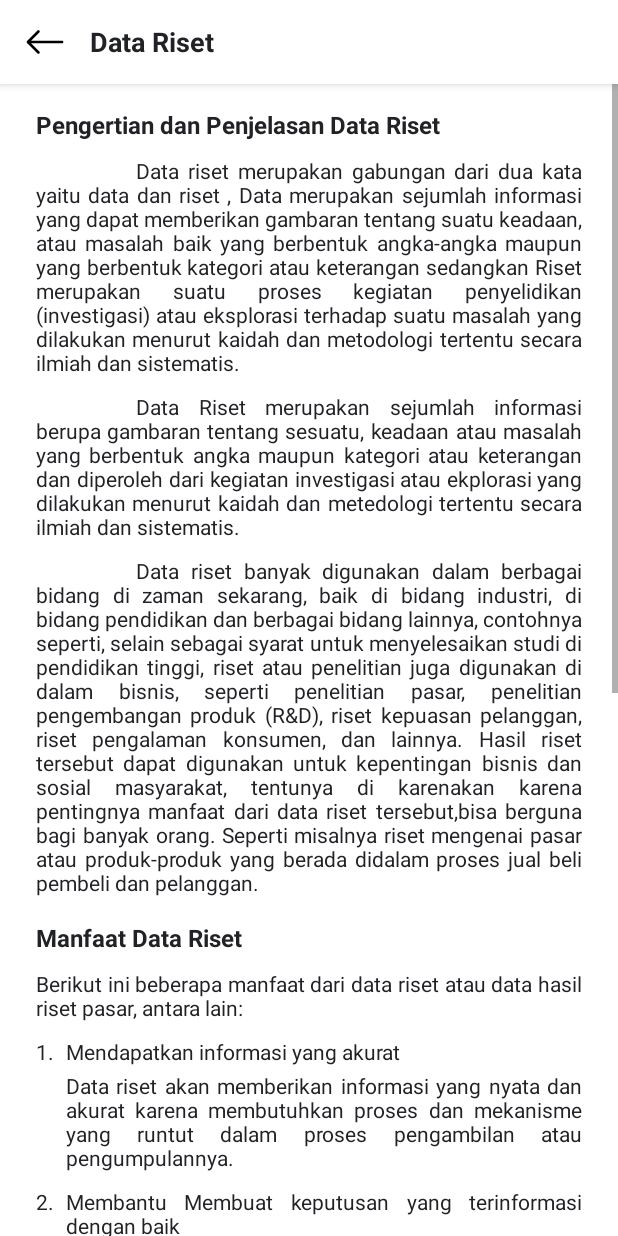
After one commit to RadenMas6699/TrendsMarketplace, an Android app: the fragment RisetDataFrag placed in its activity, on a phone screen of 412 x 824 dp. The commit adds this screen. Run offline under Robolectric (Android 15) with nearby library versions, the phone set to English and light mode, and no system bars.

Commit message:
update Data Riset

```diff
--- a/app/build.gradle
+++ b/app/build.gradle
@@ -45,4 +45,5 @@ dependencies {
     implementation("androidx.navigation:navigation-fragment:2.4.1")
     implementation("androidx.navigation:navigation-ui:2.4.1")
     implementation 'com.github.ybq:Android-SpinKit:1.4.0'
+    implementation 'com.github.barteksc:android-pdf-viewer:2.8.2'
 }
--- a/app/src/main/java/com/radenmas/trendsmarketplace/ui/main/HomeFrag.java
+++ b/app/src/main/java/com/radenmas/trendsmarketplace/ui/main/HomeFrag.java
@@ -19,7 +19,7 @@ public class HomeFrag extends Fragment {
     @Override
     public View onCreateView(LayoutInflater inflater, ViewGroup container,
                              Bundle savedInstanceState) {
-        b = FragHomeBinding.inflate(inflater,container,false);
+        b = FragHomeBinding.inflate(inflater, container, false);
         View v = b.getRoot();
         getActivity().getWindow().getDecorView().setSystemUiVisibility(View.SYSTEM_UI_FLAG_LIGHT_STATUS_BAR);
 
@@ -38,8 +38,7 @@ public class HomeFrag extends Fragment {
         });
 
         b.rlRisetData.setOnClickListener(v -> {
-            Toast.makeText(getContext(), "Riset Data", Toast.LENGTH_SHORT).show();
-//            getActivity().getSupportFragmentManager().beginTransaction().replace(R.id.contentMain, new HelpFrag()).commit();
+            getActivity().getSupportFragmentManager().beginTransaction().replace(R.id.contentMain, new RisetDataFrag()).commit();
 
         });
 
@@ -57,7 +56,7 @@ public class HomeFrag extends Fragment {
         });
     }
 
-    private void dialogLogout(){
+    private void dialogLogout() {
         Dialog dialog = new Dialog(getContext(), R.style.DialogStyle);
         dialog.setContentView(R.layout.dialog_logout);
         dialog.getWindow().setBackgroundDrawableResource(R.drawable.bg_dialog);
--- /dev/null
+++ b/app/src/main/java/com/radenmas/trendsmarketplace/ui/main/RisetDataFrag.java
@@ -0,0 +1,33 @@
+package com.radenmas.trendsmarketplace.ui.main;
+
+import android.os.Bundle;
+import android.view.LayoutInflater;
+import android.view.View;
+import android.view.ViewGroup;
+
+import androidx.fragment.app.Fragment;
+
+import com.radenmas.trendsmarketplace.R;
+import com.radenmas.trendsmarketplace.databinding.FragDataRisetBinding;
+
+public class RisetDataFrag extends Fragment {
+    private FragDataRisetBinding b;
+
+    @Override
+    public View onCreateView(LayoutInflater inflater, ViewGroup container,
+                             Bundle savedInstanceState) {
+        b = FragDataRisetBinding.inflate(inflater, container, false);
+        View v = b.getRoot();
+        getActivity().getWindow().getDecorView().setSystemUiVisibility(View.SYSTEM_UI_FLAG_LIGHT_STATUS_BAR);
+
+        onClick();
+
+        return v;
+    }
+
+    private void onClick() {
+        b.imgBack.setOnClickListener(v -> {
+            getActivity().getSupportFragmentManager().beginTransaction().replace(R.id.contentMain, new HomeFrag()).commit();
+        });
+    }
+}
--- /dev/null
+++ b/app/src/main/res/layout/frag_data_riset.xml
@@ -0,0 +1,303 @@
+<?xml version="1.0" encoding="utf-8"?>
+<RelativeLayout xmlns:android="http://schemas.android.com/apk/res/android"
+    xmlns:tools="http://schemas.android.com/tools"
+    android:layout_width="match_parent"
+    android:layout_height="match_parent"
+    tools:context=".ui.main.HelpFrag">
+
+    <com.google.android.material.appbar.AppBarLayout
+        android:id="@+id/appBar"
+        android:layout_width="match_parent"
+        android:layout_height="?attr/actionBarSize"
+        android:background="@color/white">
+
+        <RelativeLayout
+            android:layout_width="match_parent"
+            android:layout_height="56dp"
+            android:layout_marginStart="16dp"
+            android:layout_marginEnd="16dp">
+
+            <ImageView
+                android:id="@+id/imgBack"
+                android:layout_width="28dp"
+                android:layout_height="match_parent"
+                android:layout_centerVertical="true"
+                android:contentDescription="@string/back"
+                android:src="@drawable/ic_arrow_left" />
+
+            <TextView
+                style="@style/TitleToolbar"
+                android:layout_width="wrap_content"
+                android:layout_height="wrap_content"
+                android:layout_toEndOf="@id/imgBack"
+                android:text="@string/data_riset" />
+        </RelativeLayout>
+    </com.google.android.material.appbar.AppBarLayout>
+
+    <ScrollView
+        android:layout_width="match_parent"
+        android:layout_height="match_parent"
+        android:layout_below="@id/appBar">
+
+        <LinearLayout
+            android:layout_width="match_parent"
+            android:layout_height="wrap_content"
+            android:orientation="vertical"
+            android:paddingStart="24dp"
+            android:paddingEnd="24dp">
+
+            <TextView
+                android:layout_width="match_parent"
+                android:layout_height="wrap_content"
+                android:layout_marginTop="16dp"
+                android:text="@string/penjelasan_data_riset"
+                android:textColor="@color/primary_text"
+                android:textSize="16sp"
+                android:textStyle="bold" />
+
+            <TextView
+                style="@style/RisetData"
+                android:layout_width="match_parent"
+                android:layout_height="wrap_content"
+                android:text="@string/riset_1" />
+
+            <TextView
+                style="@style/RisetData"
+                android:layout_width="match_parent"
+                android:layout_height="wrap_content"
+                android:text="@string/riset_2" />
+
+            <TextView
+                style="@style/RisetData"
+                android:layout_width="match_parent"
+                android:layout_height="wrap_content"
+                android:text="@string/riset_3" />
+
+            <TextView
+                android:layout_width="match_parent"
+                android:layout_height="wrap_content"
+                android:layout_marginTop="16dp"
+                android:text="@string/manfaat_data_riset"
+                android:textColor="@color/primary_text"
+                android:textSize="16sp"
+                android:textStyle="bold" />
+
+            <TextView
+                style="@style/RisetData"
+                android:layout_width="match_parent"
+                android:layout_height="wrap_content"
+                android:text="@string/desc_manfaat" />
+
+            <LinearLayout
+                android:layout_width="match_parent"
+                android:layout_height="wrap_content"
+                android:orientation="vertical">
+
+                <LinearLayout
+                    android:layout_width="match_parent"
+                    android:layout_height="wrap_content"
+                    android:orientation="horizontal">
+
+                    <TextView
+                        style="@style/RisetData"
+                        android:layout_width="20dp"
+                        android:layout_height="wrap_content"
+                        android:text="@string/_1" />
+
+                    <TextView
+                        style="@style/RisetData"
+                        android:layout_width="match_parent"
+                        android:layout_height="wrap_content"
+                        android:text="@string/manfaat_1" />
+                </LinearLayout>
+
+                <TextView
+                    style="@style/Manfaat"
+                    android:layout_width="match_parent"
+                    android:layout_height="wrap_content"
+                    android:text="@string/manfaat_1_desc" />
+            </LinearLayout>
+
+            <LinearLayout
+                android:layout_width="match_parent"
+                android:layout_height="wrap_content"
+                android:orientation="vertical">
+
+                <LinearLayout
+                    android:layout_width="match_parent"
+                    android:layout_height="wrap_content"
+                    android:orientation="horizontal">
+
+                    <TextView
+                        style="@style/RisetData"
+                        android:layout_width="20dp"
+                        android:layout_height="wrap_content"
+                        android:text="@string/_2" />
+
+                    <TextView
+                        style="@style/RisetData"
+                        android:layout_width="match_parent"
+                        android:layout_height="wrap_content"
+                        android:text="@string/manfaat_2" />
+                </LinearLayout>
+
+                <TextView
+                    style="@style/Manfaat"
+                    android:layout_width="match_parent"
+                    android:layout_height="wrap_content"
+                    android:text="@string/manfaat_2_desc" />
+            </LinearLayout>
+
+            <LinearLayout
+                android:layout_width="match_parent"
+                android:layout_height="wrap_content"
+                android:orientation="vertical">
+
+                <LinearLayout
+                    android:layout_width="match_parent"
+                    android:layout_height="wrap_content"
+                    android:orientation="horizontal">
+
+                    <TextView
+                        style="@style/RisetData"
+                        android:layout_width="20dp"
+                        android:layout_height="wrap_content"
+                        android:text="@string/_3" />
+
+                    <TextView
+                        style="@style/RisetData"
+                        android:layout_width="match_parent"
+                        android:layout_height="wrap_content"
+                        android:text="@string/manfaat_3" />
+                </LinearLayout>
+
+                <TextView
+                    style="@style/Manfaat"
+                    android:layout_width="match_parent"
+                    android:layout_height="wrap_content"
+                    android:text="@string/manfaat_3_desc" />
+            </LinearLayout>
+
+            <LinearLayout
+                android:layout_width="match_parent"
+                android:layout_height="wrap_content"
+                android:orientation="vertical">
+
+                <LinearLayout
+                    android:layout_width="match_parent"
+                    android:layout_height="wrap_content"
+                    android:orientation="horizontal">
+
+                    <TextView
+                        style="@style/RisetData"
+                        android:layout_width="20dp"
+                        android:layout_height="wrap_content"
+                        android:text="@string/_4" />
+
+                    <TextView
+                        style="@style/RisetData"
+                        android:layout_width="match_parent"
+                        android:layout_height="wrap_content"
+                        android:text="@string/manfaat_4" />
+                </LinearLayout>
+
+                <TextView
+                    style="@style/Manfaat"
+                    android:layout_width="match_parent"
+                    android:layout_height="wrap_content"
+                    android:text="@string/manfaat_4_desc" />
+            </LinearLayout>
+
+            <LinearLayout
+                android:layout_width="match_parent"
+                android:layout_height="wrap_content"
+                android:orientation="vertical">
+
+                <LinearLayout
+                    android:layout_width="match_parent"
+                    android:layout_height="wrap_content"
+                    android:orientation="horizontal">
+
+                    <TextView
+                        style="@style/RisetData"
+                        android:layout_width="20dp"
+                        android:layout_height="wrap_content"
+                        android:text="@string/_5" />
+
+                    <TextView
+                        style="@style/RisetData"
+                        android:layout_width="match_parent"
+                        android:layout_height="wrap_content"
+                        android:text="@string/manfaat_5" />
+                </LinearLayout>
+
+                <TextView
+                    style="@style/Manfaat"
+                    android:layout_width="match_parent"
+                    android:layout_height="wrap_content"
+                    android:text="@string/manfaat_5_desc" />
+            </LinearLayout>
+
+            <LinearLayout
+                android:layout_width="match_parent"
+                android:layout_height="wrap_content"
+                android:orientation="vertical">
+
+                <LinearLayout
+                    android:layout_width="match_parent"
+                    android:layout_height="wrap_content"
+                    android:orientation="horizontal">
+
+                    <TextView
+                        style="@style/RisetData"
+                        android:layout_width="20dp"
+                        android:layout_height="wrap_content"
+                        android:text="@string/_6" />
+
+                    <TextView
+                        style="@style/RisetData"
+                        android:layout_width="match_parent"
+                        android:layout_height="wrap_content"
+                        android:text="@string/manfaat_6" />
+                </LinearLayout>
+
+                <TextView
+                    style="@style/Manfaat"
+                    android:layout_width="match_parent"
+                    android:layout_height="wrap_content"
+                    android:text="@string/manfaat_6_desc" />
+            </LinearLayout>
+
+            <LinearLayout
+                android:layout_width="match_parent"
+                android:layout_height="wrap_content"
+                android:orientation="vertical">
+
+                <LinearLayout
+                    android:layout_width="match_parent"
+                    android:layout_height="wrap_content"
+                    android:orientation="horizontal">
+
+                    <TextView
+                        style="@style/RisetData"
+                        android:layout_width="20dp"
+                        android:layout_height="wrap_content"
+                        android:text="@string/_7" />
+
+                    <TextView
+                        style="@style/RisetData"
+                        android:layout_width="match_parent"
+                        android:layout_height="wrap_content"
+                        android:text="@string/manfaat_7" />
+                </LinearLayout>
+
+                <TextView
+                    style="@style/Manfaat"
+                    android:layout_width="match_parent"
+                    android:layout_height="wrap_content"
+                    android:layout_marginBottom="48dp"
+                    android:text="@string/manfaat_7_desc" />
+            </LinearLayout>
+        </LinearLayout>
+    </ScrollView>
+</RelativeLayout>
--- a/app/src/main/res/layout/frag_home.xml
+++ b/app/src/main/res/layout/frag_home.xml
@@ -98,7 +98,7 @@
                         android:layout_height="wrap_content"
                         android:layout_centerVertical="true"
                         android:layout_marginStart="24dp"
-                        android:text="@string/riset_data"
+                        android:text="@string/data_riset"
                         android:textColor="@color/black"
                         android:textSize="20sp"
                         android:textStyle="bold" />
--- a/app/src/main/res/values/strings.xml
+++ b/app/src/main/res/values/strings.xml
@@ -2,7 +2,7 @@
     <string name="app_name">Trends Marketplace</string>
     <string name="loading">Loading…</string>
     <string name="beranda">Beranda</string>
-    <string name="riset_data">Riset Data</string>
+    <string name="data_riset">Data Riset</string>
     <string name="tokopedia">Tokopedia</string>
     <string name="shopee">Shopee</string>
     <string name="blibli">Blibli</string>
@@ -24,5 +24,28 @@
     <string name="_4">4.</string>
     <string name="_5">5.</string>
     <string name="_6">6.</string>
+    <string name="_7">7.</string>
     <string name="back">Kembali</string>
+    <string name="penjelasan_data_riset">Pengertian dan Penjelasan Data Riset</string>
+    <string name="riset_1">\t\t\t\t\tData riset merupakan gabungan dari dua kata yaitu data dan riset , Data merupakan sejumlah informasi yang dapat memberikan gambaran tentang suatu keadaan, atau masalah baik yang berbentuk angka-angka maupun yang berbentuk kategori atau keterangan sedangkan Riset merupakan suatu proses kegiatan penyelidikan (investigasi) atau eksplorasi terhadap suatu masalah yang dilakukan menurut kaidah dan metodologi tertentu secara ilmiah dan sistematis.</string>
+    <string name="riset_2">\t\t\t\t\tData Riset merupakan sejumlah informasi berupa gambaran tentang sesuatu, keadaan atau masalah yang berbentuk angka maupun kategori atau keterangan dan diperoleh dari kegiatan investigasi atau ekplorasi yang dilakukan menurut kaidah dan metedologi tertentu secara ilmiah dan sistematis.</string>
+    <string name="riset_3">\t\t\t\t\tData riset banyak digunakan dalam berbagai bidang di zaman sekarang, baik di bidang industri, di bidang pendidikan dan berbagai bidang lainnya, contohnya seperti, selain sebagai syarat untuk menyelesaikan studi di pendidikan tinggi, riset atau penelitian juga digunakan di dalam bisnis, seperti penelitian pasar, penelitian pengembangan produk (R&amp;D), riset kepuasan pelanggan, riset pengalaman konsumen, dan lainnya. Hasil riset tersebut dapat digunakan untuk kepentingan bisnis dan sosial masyarakat, tentunya di karenakan karena pentingnya manfaat dari data riset tersebut,bisa berguna bagi banyak orang. Seperti misalnya riset mengenai pasar atau produk-produk yang berada didalam proses jual beli pembeli dan pelanggan.</string>
+
+    <string name="manfaat_data_riset">Manfaat Data Riset</string>
+    <string name="desc_manfaat">Berikut ini beberapa manfaat dari data riset atau data hasil riset pasar, antara lain:</string>
+    <string name="manfaat_1">Mendapatkan informasi yang akurat</string>
+    <string name="manfaat_1_desc">Data riset akan memberikan informasi yang nyata dan akurat karena membutuhkan proses dan mekanisme yang runtut dalam proses pengambilan atau pengumpulannya.</string>
+    <string name="manfaat_2">Membantu Membuat keputusan yang terinformasi dengan baik</string>
+    <string name="manfaat_2_desc">Proses penyelesaian masalah dari suatu penelitian akan terasa lebih mudah apabila kita memiliki data yang akurat dan terkonfirmasi dengan benar sesuai fakta lapangan. Berbagai macam metode penyelesaian akan membutuhkan data-data sebelum menentukan langkah proses penyelesaiannya.</string>
+    <string name="manfaat_3">Menentukan ukuran pasar</string>
+    <string name="manfaat_3_desc">Seorang peneliti dapat mengevaluasi ukuran pasar yang harus dicakup jika menjual produk atau jasa untuk mendapatkan keuntungan.</string>
+    <string name="manfaat_4">Mempelajari tentang preferensi pelanggan</string>
+    <string name="manfaat_4_desc">Ini membantu untuk mengetahui bagaimana preferensi dan selera klien berubah sehingga perusahaan dapat memenuhi preferensi, kebiasaan pembelian, dan tingkat pendapatan. Peneliti dapat menentukan jenis produk yang harus diproduksi atau dijual berdasarkan kebutuhan spesifik konsumen.</string>
+    <string name="manfaat_5">Mengumpulkan detail tentang persepsi pelanggan tentang merek</string>
+    <string name="manfaat_5_desc">Selain menghasilkan informasi, riset pasar membantu peneliti dalam memahami bagaimana pelanggan memandang organisasi atau merek.</string>
+    <string name="manfaat_6">Menganalisis metode komunikasi pelanggan</string>
+    <string name="manfaat_6_desc">Riset pasar sejatinya akan senantiasa berfungsi sebagai panduan untuk komunikasi dengan klien saat ini dan klien potensial.</string>
+    <string name="manfaat_7">Investasi bisnis yang produktif</string>
+    <string name="manfaat_7_desc">Maksud dari tujuan ini adalah investasi yang bagus untuk bisnis apa pun, karena berkat itu mereka mendapatkan informasi yang tak ternilai, ini menunjukkan kepada para peneliti cara untuk mengikuti jalan yang benar dan mencapai penjualan yang diperlukan.</string>
+
 </resources>
--- a/app/src/main/res/values/themes.xml
+++ b/app/src/main/res/values/themes.xml
@@ -24,6 +24,22 @@
         <item name="android:textSize">14sp</item>
         <item name="android:justificationMode">inter_word</item>
     </style>
+
+    <style name="RisetData">
+        <item name="android:layout_marginTop">10dp</item>
+        <item name="android:textColor">@color/primary_text</item>
+        <item name="android:textSize">14sp</item>
+        <item name="android:justificationMode">inter_word</item>
+    </style>
+
+    <style name="Manfaat">
+        <item name="android:layout_marginTop">3dp</item>
+        <item name="android:textColor">@color/primary_text</item>
+        <item name="android:textSize">14sp</item>
+        <item name="android:layout_marginStart">20dp</item>
+        <item name="android:justificationMode">inter_word</item>
+    </style>
+
     <style name="TitleToolbar">
         <item name="android:textStyle">bold</item>
         <item name="android:textColor">@color/primary_text</item>
```
Also changed, not shown: 1 other file.
